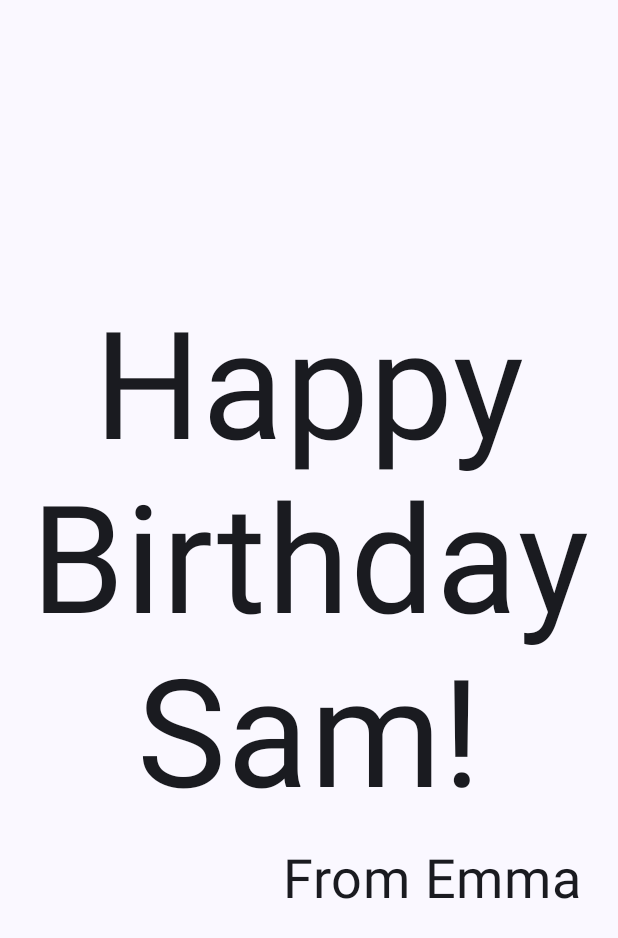
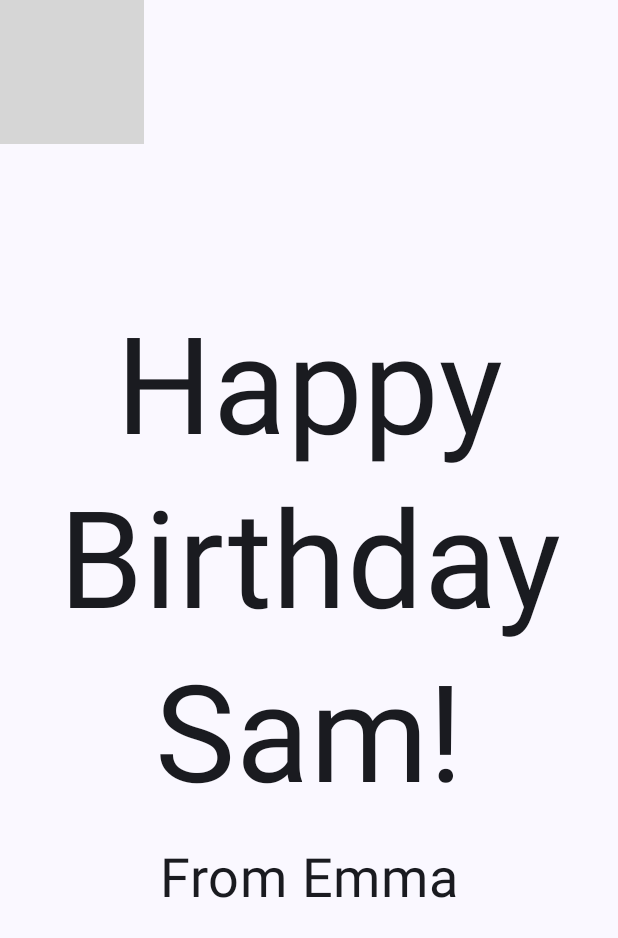
Before and after one commit to mcastre1/AndroidBasics, an Android app built with Jetpack Compose: the screen it shows after launch (MainActivity), on a phone screen of 412 x 824 dp. Shown: the top 938 px of the screen. Run offline under Robolectric (Android 15) with nearby library versions, the phone set to English and light mode, and no system bars; grey boxes are pictures that could not be loaded.

Commit message:
Learned about image placement, row and column arrangement and alignment.

```diff
--- a/HappyBirthday/app/src/main/java/com/example/happybirthday/MainActivity.kt
+++ b/HappyBirthday/app/src/main/java/com/example/happybirthday/MainActivity.kt
@@ -5,6 +5,7 @@ import androidx.activity.ComponentActivity
 import androidx.activity.compose.setContent
 import androidx.compose.foundation.Image
 import androidx.compose.foundation.layout.Arrangement
+import androidx.compose.foundation.layout.Box
 import androidx.compose.foundation.layout.Column
 import androidx.compose.foundation.layout.fillMaxSize
 import androidx.compose.foundation.layout.padding
@@ -14,7 +15,9 @@ import androidx.compose.material3.Text
 import androidx.compose.runtime.Composable
 import androidx.compose.ui.Alignment
 import androidx.compose.ui.Modifier
+import androidx.compose.ui.layout.ContentScale
 import androidx.compose.ui.res.painterResource
+import androidx.compose.ui.res.stringResource
 import androidx.compose.ui.text.style.TextAlign
 import androidx.compose.ui.tooling.preview.Preview
 import androidx.compose.ui.unit.dp
@@ -28,10 +31,12 @@ class MainActivity : ComponentActivity() {
             HappyBirthdayTheme {
                 // A surface container using the 'background' color from the theme
                 Surface(
-                    modifier = Modifier.fillMaxSize(),
                     color = MaterialTheme.colorScheme.background
                 ) {
-                    GreetingText(message = "Happy Birthday Sam!", from ="From Emma")
+                    GreetingImage(message = stringResource(R.string.happy_birthday_sam), from = stringResource(
+                        R.string.signature_text
+                    )
+                    )
                 }
             }
         }
@@ -40,10 +45,11 @@ class MainActivity : ComponentActivity() {
 
 @Composable
 fun GreetingText(message: String, from: String, modifier: Modifier = Modifier){
-    Column (verticalArrangement = Arrangement.Center, modifier = modifier.padding(8.dp)){
+    Column (verticalArrangement = Arrangement.Center,
+        modifier = modifier.padding(8.dp)){
         Text(
             text = message,
-            fontSize = 100.sp,
+            fontSize = 90.sp,
             lineHeight = 116.sp,
             textAlign = TextAlign.Center
         )
@@ -52,7 +58,7 @@ fun GreetingText(message: String, from: String, modifier: Modifier = Modifier){
             fontSize = 36.sp,
             modifier = Modifier
                 .padding(16.dp)
-                .align(alignment = Alignment.End)
+                .align(alignment = Alignment.CenterHorizontally)
         )
     }
 }
@@ -60,10 +66,19 @@ fun GreetingText(message: String, from: String, modifier: Modifier = Modifier){
 @Composable
 fun GreetingImage(message: String, from:String, modifier: Modifier = Modifier){
     val image = painterResource(id = R.drawable.androidparty)
-    Image(
-        painter = image,
-        contentDescription = null
-    )
+    Box {
+        Image(
+            painter = image,
+            contentDescription = null,
+            contentScale = ContentScale.Crop,
+            alpha = 0.5F
+        )
+        GreetingText(message = message,
+                    from = from,
+                    modifier = Modifier
+                        .fillMaxSize()
+                        .padding(8.dp))
+    }
 }
 
 @Preview(showBackground = true)
--- a/HappyBirthday/app/src/main/res/values/strings.xml
+++ b/HappyBirthday/app/src/main/res/values/strings.xml
@@ -1,3 +1,5 @@
 <resources>
     <string name="app_name">Happy Birthday</string>
+    <string name="happy_birthday_sam">Happy Birthday Sam!</string>
+    <string name="signature_text">From Emma</string>
 </resources>
```
